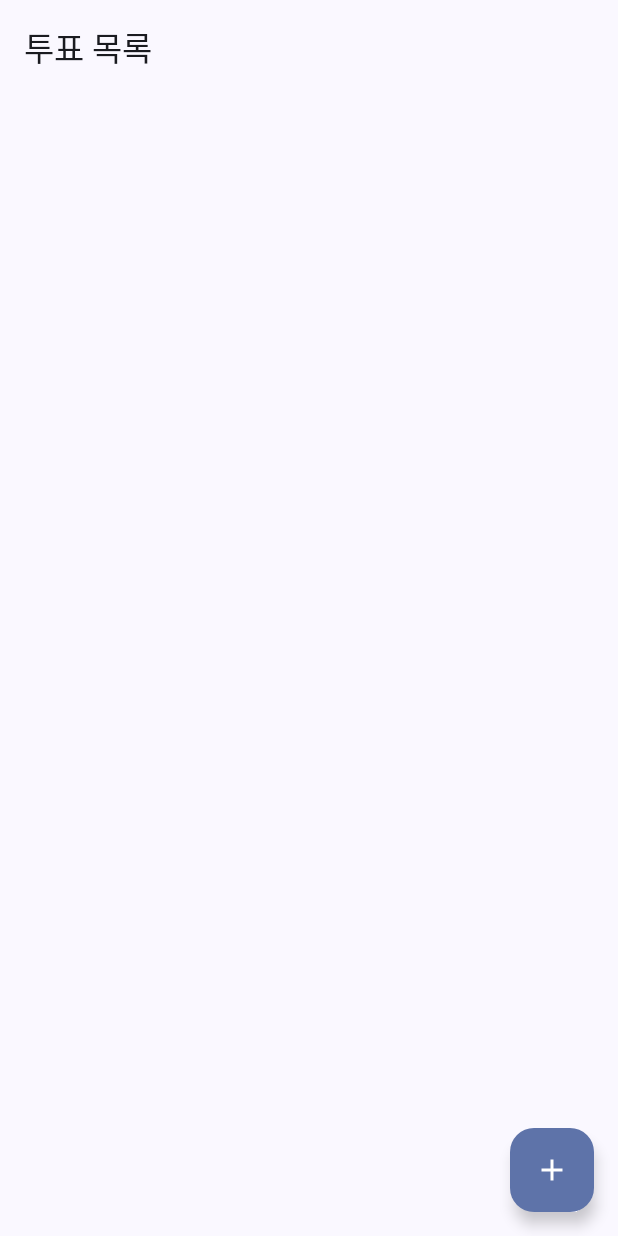
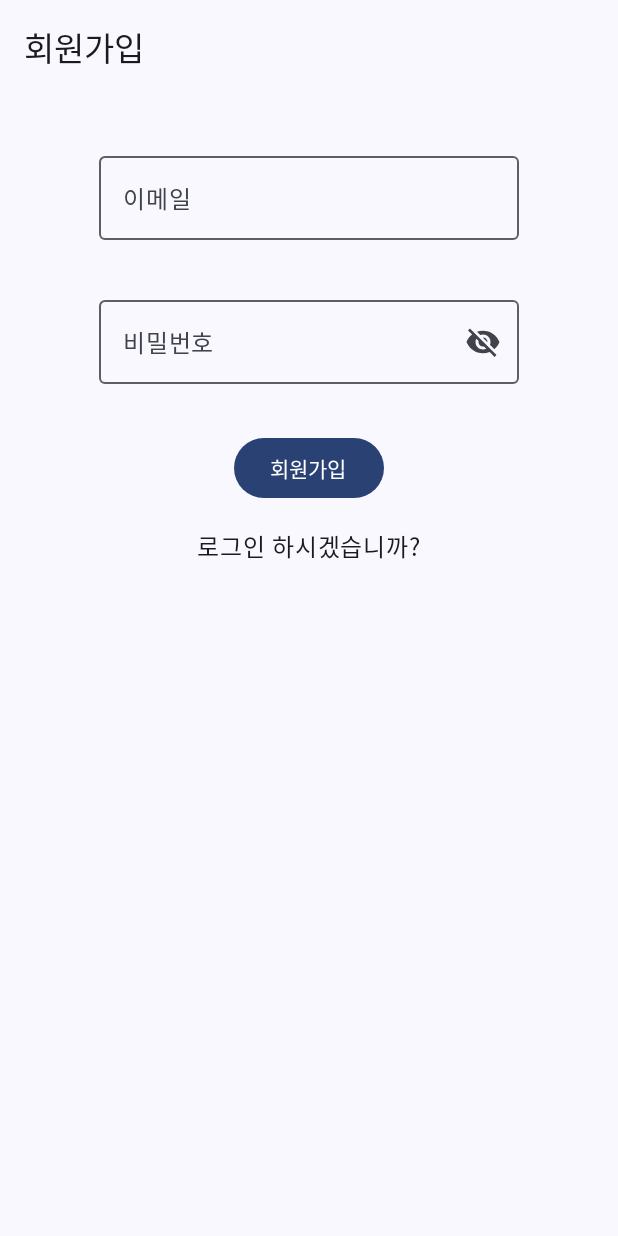
Before and after one commit to GRAY-DDOT/Clazzi, an Android app built with Jetpack Compose: the screen it shows after launch (MainActivity), on a phone screen of 412 x 824 dp. Run offline under Robolectric (Android 15) with nearby library versions, the phone set to English and light mode, and no system bars; our stand-ins replace Firebase (no records; nobody signed in at launch, a user with empty details on screens opened directly).

Commit message:
feat(auth): Implement Firebase authentication and enhance UI
- Integrate Firebase authentication for user login and registration.
- Add AuthScreen for handling user authentication flow.
- Modify MainActivity to navigate to AuthScreen if the user is not logged in.
- Enhance VoteListScreen with a "My Page" icon and display vote creation date and option count.
- Implement image picking functionality in CreateVoteScreen, allowing users to select images from the gallery.
- Add permission handling for accessing the gallery.
- Update VoteScreen to allow users to vote and persist vote changes to Firebase.
- Introduce DataUtils for date formatting.
- Add MyPageScreen for user logout functionality.
- Include necessary dependencies for Firebase auth and extended material icons.
- Add required permissions for camera and storage access in AndroidManifest.xml.
- Update string resources.

```diff
--- a/app/build.gradle.kts
+++ b/app/build.gradle.kts
@@ -46,6 +46,8 @@ dependencies {
 //    implementation(libs.firebase.analytics)
     implementation(libs.androidx.lifecycle.runtime.compose)
     implementation(libs.androidx.navigation.compose)
+    implementation("androidx.compose.material:material-icons-extended")
+    implementation("com.google.firebase:firebase-auth:22.3.0")
 
     implementation(libs.androidx.core.ktx)
     implementation(libs.androidx.lifecycle.runtime.ktx)
--- a/app/src/main/java/com/example/clazzi/MainActivity.kt
+++ b/app/src/main/java/com/example/clazzi/MainActivity.kt
@@ -5,7 +5,7 @@ import android.widget.Toast
 import androidx.activity.ComponentActivity
 import androidx.activity.compose.setContent
 import androidx.activity.enableEdgeToEdge
-import androidx.compose.runtime.mutableStateListOf
+import androidx.compose.runtime.mutableStateOf
 import androidx.compose.runtime.remember
 import androidx.compose.ui.platform.LocalContext
 import androidx.lifecycle.viewmodel.compose.viewModel
@@ -13,12 +13,13 @@ import androidx.navigation.compose.NavHost
 import androidx.navigation.compose.composable
 import androidx.navigation.compose.rememberNavController
 import com.example.clazzi.model.Vote
-import com.example.clazzi.model.VoteOption
+import com.example.clazzi.ui.screens.AuthScreen
 import com.example.clazzi.ui.screens.CreateVoteScreen
 import com.example.clazzi.ui.screens.VoteListScreen
 import com.example.clazzi.ui.screens.VoteScreen
 import com.example.clazzi.ui.theme.ClazziTheme
 import com.example.clazzi.viewmodel.VoteListViewModel
+import com.google.firebase.auth.FirebaseAuth
 
 //@OptIn(ExperimentalMaterial3Api::class)
 class MainActivity : ComponentActivity() {
@@ -32,10 +33,16 @@ class MainActivity : ComponentActivity() {
             ClazziTheme {
                 val navController = rememberNavController()
                 val voteListViewModel: VoteListViewModel = viewModel<VoteListViewModel>()
+                val isLoggedIn = FirebaseAuth.getInstance().currentUser != null
                 NavHost(
                     navController = navController,
-                    startDestination = "voteList"
+                    startDestination = if(!isLoggedIn) "authScreen" else "voteList"
                 ) {
+                    composable(route = "authScreen") {
+                        AuthScreen(
+                            navController = navController
+                        )
+                    }
                     composable(route = "voteList") {
                         VoteListScreen(
                             navController = navController,
@@ -53,7 +60,8 @@ class MainActivity : ComponentActivity() {
                         if(vote != null) {
                             VoteScreen(
                                 vote = vote,
-                                navController = navController
+                                navController = navController,
+                                viewModel = voteListViewModel
                             )
                         }
                         else {
--- a/app/src/main/java/com/example/clazzi/model/Vote.kt
+++ b/app/src/main/java/com/example/clazzi/model/Vote.kt
@@ -9,7 +9,6 @@ data class Vote(
     val options: List<VoteOption> = emptyList(),
 ) {
     val optionCount: Int get() = options.size
-
 }
 
 data class VoteOption(
--- /dev/null
+++ b/app/src/main/java/com/example/clazzi/ui/screens/AuthScreen.kt
@@ -0,0 +1,141 @@
+package com.example.clazzi.ui.screens
+
+import android.util.Log
+import androidx.compose.foundation.clickable
+import androidx.compose.foundation.layout.Column
+import androidx.compose.foundation.layout.Spacer
+import androidx.compose.foundation.layout.fillMaxSize
+import androidx.compose.foundation.layout.fillMaxWidth
+import androidx.compose.foundation.layout.height
+import androidx.compose.foundation.layout.padding
+import androidx.compose.foundation.text.KeyboardOptions
+import androidx.compose.material.icons.Icons
+import androidx.compose.material.icons.filled.Visibility
+import androidx.compose.material.icons.filled.VisibilityOff
+import androidx.compose.material3.Button
+import androidx.compose.material3.ExperimentalMaterial3Api
+import androidx.compose.material3.Icon
+import androidx.compose.material3.IconButton
+import androidx.compose.material3.OutlinedTextField
+import androidx.compose.material3.Scaffold
+import androidx.compose.material3.Text
+import androidx.compose.material3.TopAppBar
+import androidx.compose.runtime.Composable
+import androidx.compose.runtime.getValue
+import androidx.compose.runtime.mutableStateOf
+import androidx.compose.runtime.remember
+import androidx.compose.runtime.setValue
+import androidx.compose.ui.Alignment
+import androidx.compose.ui.Modifier
+import androidx.compose.ui.text.input.KeyboardType
+import androidx.compose.ui.text.input.PasswordVisualTransformation
+import androidx.compose.ui.text.input.VisualTransformation
+import androidx.compose.ui.unit.dp
+import androidx.navigation.NavController
+import com.google.firebase.auth.FirebaseAuth
+
+@OptIn(ExperimentalMaterial3Api::class)
+@Composable
+fun AuthScreen(
+    navController: NavController
+) {
+    val (email, setEmail) = remember { mutableStateOf("") }
+    val (password, setPassword) = remember { mutableStateOf("") }
+
+    var isLogin by remember { mutableStateOf(false) }
+    val passwordVisible = remember { mutableStateOf(false) }
+
+    val auth = FirebaseAuth.getInstance()
+
+    Scaffold(
+        modifier = Modifier.fillMaxSize(),
+        topBar = {
+            TopAppBar(
+                title = { Text(if (isLogin) "로그인" else "회원가입") }
+            )
+        }
+    ) { innerPadding ->
+        Column(
+            modifier = Modifier
+                .padding(innerPadding)
+                .fillMaxSize()
+                .padding(16.dp),
+            horizontalAlignment = Alignment.CenterHorizontally
+        ) {
+            // 이메일
+            OutlinedTextField(
+                value = email,
+                onValueChange = setEmail,
+                modifier = Modifier.padding(16.dp),
+                label = { Text("이메일") },
+                keyboardOptions = KeyboardOptions(
+                    keyboardType = KeyboardType.Email
+                )
+            )
+            //비밀번호
+            OutlinedTextField(
+                value = password,
+                onValueChange = setPassword,
+                modifier = Modifier.padding(16.dp),
+                visualTransformation =
+                    if (passwordVisible.value) VisualTransformation.None
+                    else PasswordVisualTransformation(),
+                label = { Text("비밀번호") },
+                trailingIcon = {
+                    IconButton(onClick = {
+                        passwordVisible.value = !passwordVisible.value
+                    }) {
+                        Icon(
+                            imageVector =
+                                if (passwordVisible.value) Icons.Default.Visibility
+                                else Icons.Default.VisibilityOff,
+                            contentDescription = if (passwordVisible.value) "비밀번호 숨기기" else "비밀번호 표시하기"
+                        )
+                    }
+                },
+                keyboardOptions = KeyboardOptions(
+                    keyboardType = KeyboardType.Password
+                )
+            )
+            Spacer(modifier = Modifier.height(16.dp))
+            Button(
+                onClick = {
+                    if (isLogin) {
+                        // 로그인 로직
+                        auth.signInWithEmailAndPassword(email, password)
+                            .addOnCompleteListener { task ->
+                                if (task.isSuccessful) {
+                                    Log.d("AuthScreen", "로그인 성공")
+                                    navController.navigate("voteList")
+                                } else {
+                                    Log.w("AuthScreen", "로그인 실패")
+                                }
+                            }
+                    } else {
+                        // 회원가입 로직
+                        auth.createUserWithEmailAndPassword(email, password)
+                            .addOnCompleteListener { task ->
+                                if (task.isSuccessful) {
+                                    Log.d("AuthScreen", "회원가입 성공")
+                                    navController.navigate("voteList")
+                                } else {
+                                    Log.w("AuthScreen", "회원가입 실패")
+                                }
+                            }
+                    }
+                },
+            ) {
+                Text("${if (isLogin) "로그인" else "회원가입"}")
+            }
+            Spacer(modifier = Modifier.height(16.dp))
+            Text(
+                text = if (isLogin) "회원가입 하시겠습니까?" else "로그인 하시겠습니까?",
+                modifier = Modifier
+                    .clickable {
+                        isLogin = !isLogin
+                    }
+            )
+
+        }
+    }
+}
--- a/app/src/main/res/values/strings.xml
+++ b/app/src/main/res/values/strings.xml
@@ -1,3 +1,4 @@
 <resources>
-    <string name="app_name">Clazzi</string>
+    <string name="app_name">우리반 투표앱</string>
+    <string name="vote_list_title">Vote List</string>
 </resources>
```
Also changed, not shown: app/src/main/AndroidManifest.xml (+12 -0 lines), app/src/main/java/com/example/clazzi/ui/components/Components.kt (added, +87 -0 lines), app/src/main/java/com/example/clazzi/ui/screens/CreateVoteScreen.kt (+49 -0 lines), app/src/main/java/com/example/clazzi/ui/screens/MyPageScreen.kt (added, +39 -0 lines), app/src/main/java/com/example/clazzi/ui/screens/VoteListScreen.kt (+53 -9 lines), app/src/main/java/com/example/clazzi/ui/screens/VoteScreen.kt (+42 -13 lines), app/src/main/java/com/example/clazzi/util/DataUtils.kt (added, +11 -0 lines), app/src/main/java/com/example/clazzi/viewmodel/VoteListViewModel.kt (+28 -0 lines), app/src/main/res/drawable/lillo_stitch_2_1.png (added).
